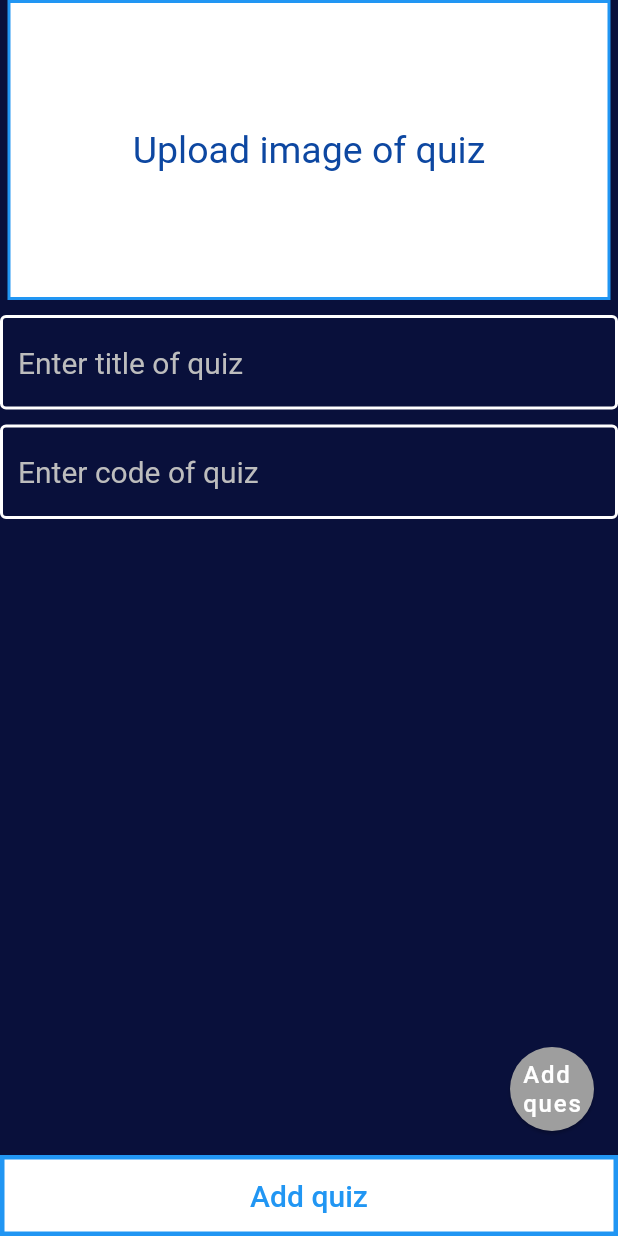
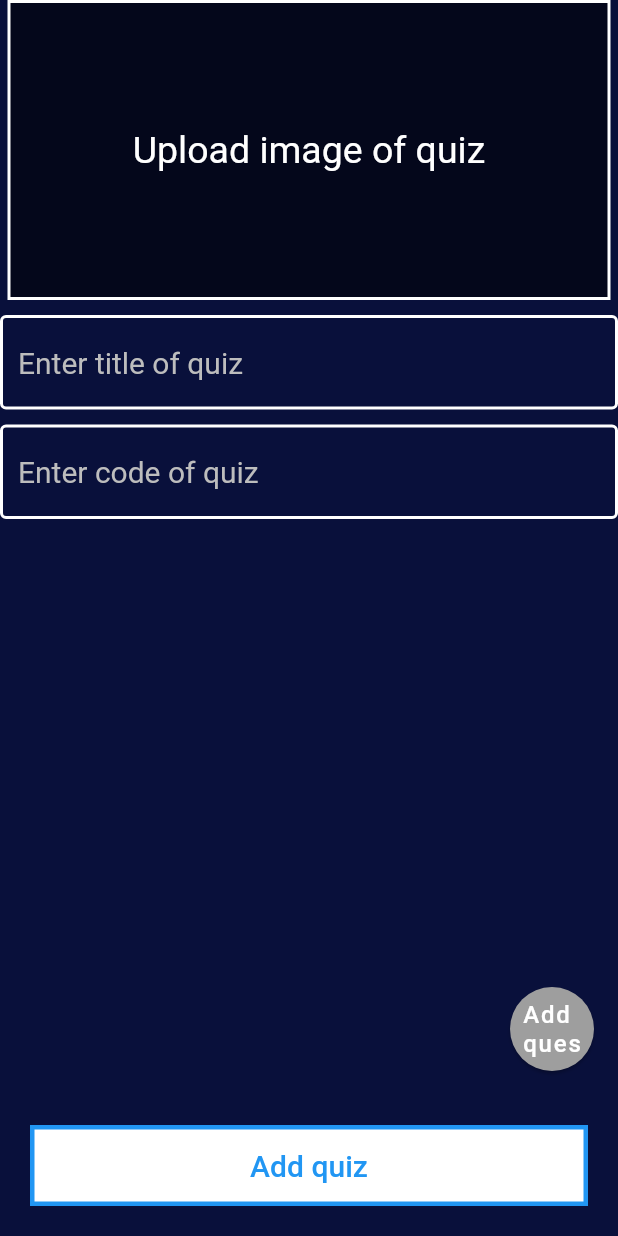
Before and after one commit to Phuc-HuynhTrong/quiz_maker, a Flutter app: the CreateQuizHome screen opened directly, on a phone screen of 412 x 824 dp. Run offline on Flutter 3.47's test engine with Material 2 defaults, Android fonts, the phone set to English and light mode, and no system bars; our stand-ins replace cloud_firestore, firebase_auth, firebase_core, firebase_storage, get, image_picker; accounts and stored records are empty.

Commit message:
fix ui and formcontroller of createquizhome

```diff
--- a/lib/screens/createQuiz/createQuizHome.dart
+++ b/lib/screens/createQuiz/createQuizHome.dart
@@ -17,6 +17,8 @@ class CreateQuizHome extends StatefulWidget {
 }
 
 class _CreateQuizHomeState extends State<CreateQuizHome> {
+  final fieldText1 = TextEditingController();
+  final fieldText2 = TextEditingController();
   List<Question> listQuestion = <Question>[];
   late String code = '';
   late String title = '';
@@ -71,6 +73,14 @@ class _CreateQuizHomeState extends State<CreateQuizHome> {
             {
               databaseService.addQuestion(listQuestion[i], q.id);
             }
+            setState(() {
+              uploadImage = false;
+              listQuestion = <Question>[];
+              code = '';
+              title = '';
+              fieldText1.clear();
+              fieldText2.clear();
+            });
           }
       }
   }
@@ -92,8 +102,8 @@ class _CreateQuizHomeState extends State<CreateQuizHome> {
                             height: 200,
                             width: MediaQuery.of(context).size.width - 10,
                             decoration: BoxDecoration(
-                              color: Colors.white,
-                              border: Border.all(color: Colors.blue, width: 2),
+                              color: Colors.black54,
+                              border: Border.all(color: Colors.white, width: 2),
                             ),
                             child: uploadImage
                                 ? Container(
@@ -109,7 +119,7 @@ class _CreateQuizHomeState extends State<CreateQuizHome> {
                                     child: Text(
                                     'Upload image of quiz',
                                     style: TextStyle(
-                                        color: Colors.blue[900], fontSize: 25),
+                                        color: Colors.white, fontSize: 25),
                                   ))),
                         onTap: () {
                           _onImageButtonPressed(ImageSource.gallery,
@@ -120,6 +130,7 @@ class _CreateQuizHomeState extends State<CreateQuizHome> {
                         height: 10,
                       ),
                       TextFormField(
+                        controller: fieldText1,
                         cursorColor: Colors.white,
                         minLines: 1,
                         decoration: InputDecoration(
@@ -156,6 +167,7 @@ class _CreateQuizHomeState extends State<CreateQuizHome> {
                         height: 10,
                       ),
                       TextFormField(
+                        controller: fieldText2,
                         cursorColor: Colors.white,
                         minLines: 1,
                         maxLines: 1,
@@ -217,7 +229,7 @@ class _CreateQuizHomeState extends State<CreateQuizHome> {
                                 height: 60,
                                 width: MediaQuery.of(context).size.width - 80,
                                 decoration: BoxDecoration(
-                                    color: Colors.blue[500],
+                                    color: Colors.blue[900],
                                     border: Border.all(
                                         color: Colors.white, width: 2)),
                                 child: Text(
@@ -282,6 +294,7 @@ class _CreateQuizHomeState extends State<CreateQuizHome> {
         )),
       ),
       bottomNavigationBar: Container(
+        margin: EdgeInsets.all(20),
         decoration: BoxDecoration(
             color: Colors.white,
             border: Border.all(color: Colors.blue, width: 3)),
```
Also changed, not shown: lib/screens/createQuiz/addquestions.dart (+4 -14 lines).
